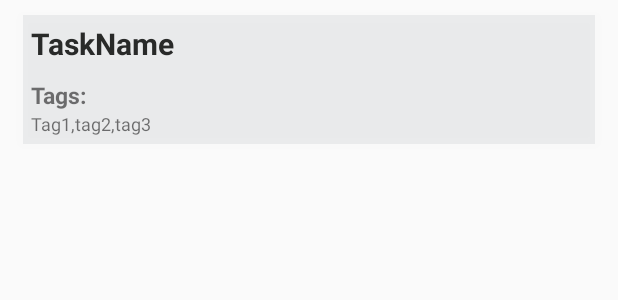
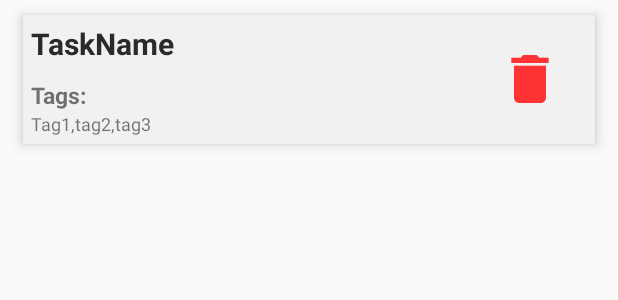
Before and after one commit to Dom07/ToDoApp, an Android app: the layout completedtaskitem.xml on its own in the app's theme, with its tools: preview values and no code run, on a phone screen of 412 x 824 dp. Shown: the top 300 px of the screen. Run offline under Robolectric (Android 15) with nearby library versions, the light colour scheme and no system bars.

Commit message:
Added the delete task function

```diff
--- a/app/src/main/java/com/developers/mytodoapp/MainFragment.java
+++ b/app/src/main/java/com/developers/mytodoapp/MainFragment.java
@@ -2,7 +2,6 @@ package com.developers.mytodoapp;
 
 import android.app.DatePickerDialog;
 import android.app.TimePickerDialog;
-import android.os.Handler;
 import android.content.ContentValues;
 import android.content.Context;
 import android.content.DialogInterface;
@@ -62,11 +61,9 @@ public class MainFragment extends Fragment {
     //  SQL
     SqLiteTaskHelper taskHelper;
 
-
     public MainFragment() {
 //         Required empty public constructor
     }
-
 
     @Override
     public View onCreateView(final LayoutInflater inflater, ViewGroup container,
@@ -201,7 +198,7 @@ public class MainFragment extends Fragment {
         prepareTask(getContext());
         // Swipe To Refresh
 
-        final SwipeRefreshLayout swipeRefreshLayout = (SwipeRefreshLayout)view.findViewById(R.id.swipeRefreshLayout);
+        final SwipeRefreshLayout swipeRefreshLayout = (SwipeRefreshLayout)view.findViewById(R.id.srlMainFragment);
         swipeRefreshLayout.setOnRefreshListener(new SwipeRefreshLayout.OnRefreshListener() {
             @Override
             public void onRefresh() {
@@ -209,6 +206,7 @@ public class MainFragment extends Fragment {
                 swipeRefreshLayout.setRefreshing(false);
             }
         });
+
         swipeRefreshLayout.setColorSchemeResources(android.R.color.holo_blue_bright,
                 android.R.color.holo_green_light,
                 android.R.color.holo_orange_light,
--- a/app/src/main/res/layout/completedtaskitem.xml
+++ b/app/src/main/res/layout/completedtaskitem.xml
@@ -1,8 +1,10 @@
 <?xml version="1.0" encoding="utf-8"?>
 <RelativeLayout xmlns:android="http://schemas.android.com/apk/res/android"
+    xmlns:app="http://schemas.android.com/apk/res-auto"
+    android:id="@+id/rlCompletedTask"
     android:orientation="vertical" android:layout_width="match_parent"
     android:layout_height="wrap_content"
-    android:background="#1234"
+    android:background="#f1f1f1"
     android:layout_marginLeft="15dp"
     android:layout_marginRight="15dp"
     android:layout_marginTop="10dp"
@@ -38,5 +40,17 @@
         android:layout_below="@+id/tvCompletedTagHeader"
         android:textSize="12sp"/>
 
+    <ImageView
+        android:id="@+id/ivTaskDelete"
+        android:layout_width="wrap_content"
+        android:layout_height="wrap_content"
+        app:srcCompat="@mipmap/ic_delete_icon"
+        android:layout_centerVertical="true"
+        android:layout_alignParentRight="true"
+        android:layout_alignParentEnd="true"
+        android:layout_marginRight="14dp"
+        android:layout_marginEnd="14dp"
+        android:onClick="onDelete" />
+
 
 </RelativeLayout>
--- a/app/src/main/res/layout/fragment_main.xml
+++ b/app/src/main/res/layout/fragment_main.xml
@@ -7,7 +7,7 @@
     <android.support.v4.widget.SwipeRefreshLayout
         android:layout_width="match_parent"
         android:layout_height="match_parent"
-        android:id="@+id/swipeRefreshLayout">
+        android:id="@+id/srlMainFragment">
 
         <android.support.v7.widget.RecyclerView
             android:layout_width="match_parent"
--- a/app/src/main/res/layout/taskitem.xml
+++ b/app/src/main/res/layout/taskitem.xml
@@ -3,7 +3,7 @@
     android:orientation="vertical"
     android:layout_width="match_parent"
     android:layout_height="wrap_content"
-    android:background="#1234"
+    android:background="#f1f1f1"
     android:layout_marginLeft="15dp"
     android:layout_marginRight="15dp"
     android:layout_marginTop="10dp"
```
Also changed, not shown: app/src/main/java/com/developers/mytodoapp/CompTaskFragment.java (+17 -0 lines), app/src/main/java/com/developers/mytodoapp/MainActivity.java (+32 -7 lines), app/src/main/res/layout/fragment_comp_task.xml (+4 -3 lines), app/src/main/ic_delete-web.png (added), app/src/main/ic_delete_icon-web.png (added), app/src/main/ic_launcher-web.png (added), app/src/main/res/mipmap-hdpi/ic_delete_icon.png (added), app/src/main/res/mipmap-hdpi/ic_launcher.png, app/src/main/res/mipmap-mdpi/ic_delete_icon.png (added), app/src/main/res/mipmap-mdpi/ic_launcher.png, app/src/main/res/mipmap-xhdpi/ic_delete_icon.png (added), app/src/main/res/mipmap-xhdpi/ic_launcher.png, app/src/main/res/mipmap-xxhdpi/ic_delete_icon.png (added), app/src/main/res/mipmap-xxhdpi/ic_launcher.png, 2 more files, 224 other files.
